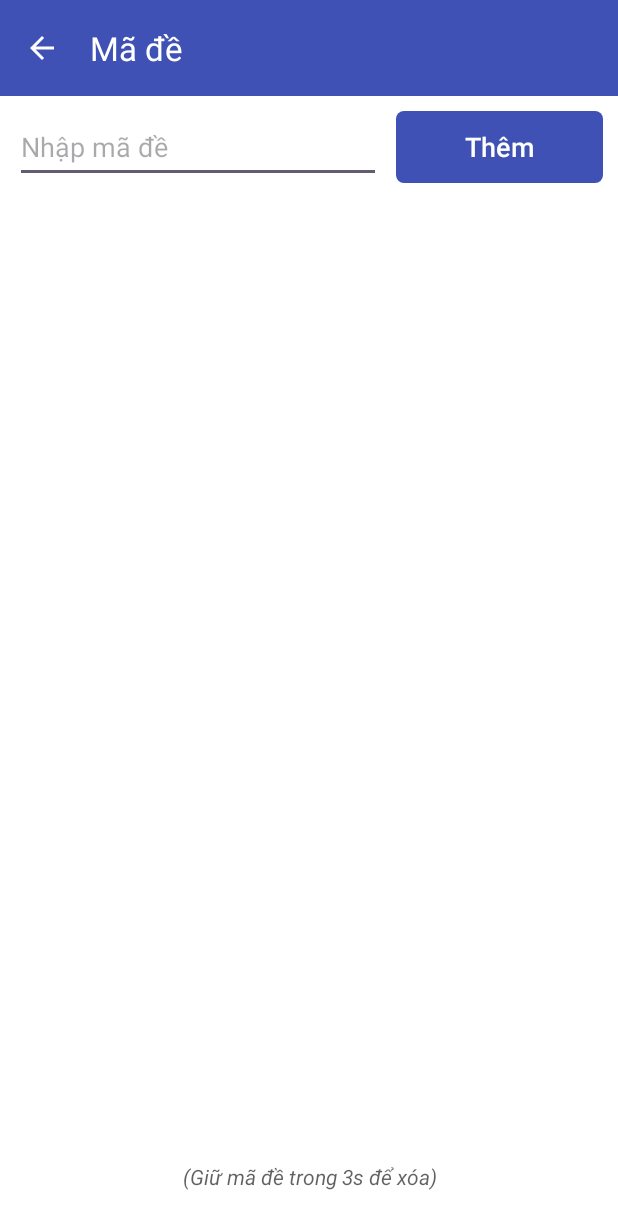
After one commit to hinh2003/OMR_1, an Android app: the ListExamCode screen opened directly, with no data from a screen before it, on a phone screen of 412 x 824 dp. The commit adds this screen. Shown: the top 1229 px of the screen. Run offline under Robolectric (Android 15) with nearby library versions, the phone set to English and light mode, and no system bars.

Commit message:
Update-camera-List

```diff
--- a/app/src/main/AndroidManifest.xml
+++ b/app/src/main/AndroidManifest.xml
@@ -14,6 +14,9 @@
         android:supportsRtl="true"
         android:theme="@style/Theme.Nckh8"
         tools:targetApi="31">
+        <activity
+            android:name=".ListExamCode"
+            android:exported="false" />
         <activity
             android:name=".ListStudentAnswers"
             android:exported="false" />
--- /dev/null
+++ b/app/src/main/java/com/example/nckh8/AdapterExamCode.java
@@ -0,0 +1,38 @@
+package com.example.nckh8;
+
+import android.content.Context;
+import android.view.LayoutInflater;
+import android.view.View;
+import android.view.ViewGroup;
+import android.widget.ArrayAdapter;
+import android.widget.TextView;
+
+import androidx.annotation.NonNull;
+import androidx.annotation.Nullable;
+
+import java.util.ArrayList;
+
+public class AdapterExamCode extends ArrayAdapter<ExamCode> {
+
+    public AdapterExamCode(Context context, ArrayList<ExamCode> examCodeArrayList) {
+        super(context, R.layout.item_exam_code, examCodeArrayList);
+    }
+
+    @NonNull
+    @Override
+    public View getView(int position, @Nullable View convertView, @NonNull ViewGroup parent) {
+
+        ExamCode examCode = getItem(position);
+
+        if (convertView == null) {
+            convertView = LayoutInflater.from(getContext()).inflate(R.layout.item_exam_code, parent, false);
+        }
+
+        TextView code = convertView.findViewById(R.id.code);
+        if (examCode != null) {
+            code.setText("Mã đề " + examCode.code);
+        }
+
+        return convertView;
+    }
+}
--- /dev/null
+++ b/app/src/main/java/com/example/nckh8/ListExamCode.java
@@ -0,0 +1,124 @@
+package com.example.nckh8;
+
+import android.content.Intent;
+import android.os.Bundle;
+import android.view.MenuItem;
+import android.view.View;
+import android.widget.AdapterView;
+import android.widget.ArrayAdapter;
+import android.widget.Button;
+import android.widget.EditText;
+import android.widget.ListView;
+import android.widget.Toast;
+
+import androidx.annotation.NonNull;
+import androidx.appcompat.app.AppCompatActivity;
+import androidx.appcompat.widget.Toolbar;
+
+import java.util.ArrayList;
+import java.util.Objects;
+
+public class ListExamCode extends AppCompatActivity {
+
+    EditText edtAddCode;
+    Button btnAddCode;
+    ListView lvExamCode;
+    Toolbar tb_back_main;
+    ArrayList<String> answers;
+
+    // Tạo bộ nhớ các mã đề
+    public static ArrayList<ExamCode> examCodeArrayList = new ArrayList<>();
+
+    @Override
+    protected void onCreate(Bundle savedInstanceState) {
+        super.onCreate(savedInstanceState);
+        setContentView(R.layout.activity_list_exam_code);
+
+        edtAddCode = findViewById(R.id.edt_add_code);
+        btnAddCode = findViewById(R.id.btn_add_code);
+        lvExamCode = findViewById(R.id.lv_exam_code);
+        tb_back_main = findViewById(R.id.tb_back_main);
+
+        Intent intent = getIntent();
+        String number = intent.getStringExtra("number");
+
+        answers = new ArrayList<>();
+
+        // Làm sạch bộ nhớ mỗi lần nhập số câu mới
+        examCodeArrayList.clear();
+
+        ArrayAdapter listAdapter = new AdapterExamCode(ListExamCode.this, examCodeArrayList);
+        lvExamCode.setAdapter(listAdapter);
+
+        // Thêm mã đề
+        btnAddCode.setOnClickListener(new View.OnClickListener() {
+            @Override
+            public void onClick(View v) {
+                if (edtAddCode.getText().toString().isEmpty()) {
+                    Toast.makeText(ListExamCode.this, "Chưa nhập mã đề", Toast.LENGTH_SHORT).show();
+                } else {
+                    boolean check = true;
+                    String code = edtAddCode.getText().toString();
+
+                    // Kiểm mã đề trùng
+                    for (int i = 0; i < examCodeArrayList.size(); i++) {
+                        if (code.equals(examCodeArrayList.get(i).getCode())) {
+                            Toast.makeText(ListExamCode.this, "Mã đề đã tồn tại", Toast.LENGTH_SHORT).show();
+                            check = false;
+                            break;
+                        }
+                    }
+
+                    if (check) {
+                        ExamCode examCode = new ExamCode(code, answers);
+                        examCodeArrayList.add(examCode);
+                        listAdapter.notifyDataSetChanged();
+                        edtAddCode.setText("");
+                    }
+                }
+            }
+        });
+
+        // Xóa mã đề
+        lvExamCode.setOnItemLongClickListener(new AdapterView.OnItemLongClickListener() {
+            @Override
+            public boolean onItemLongClick(AdapterView<?> parent, View view, int position, long id) {
+                Toast.makeText(ListExamCode.this, "Đã xóa mã đề " + examCodeArrayList.get(position).getCode(), Toast.LENGTH_SHORT).show();
+                examCodeArrayList.remove(position);
+                listAdapter.notifyDataSetChanged();
+
+                return false;
+            }
+        });
+
+        // Chọn mã đề để xử lý
+        lvExamCode.setOnItemClickListener(new AdapterView.OnItemClickListener() {
+            @Override
+            public void onItemClick(AdapterView<?> parent, View view, int position, long id) {
+                Intent intent = new Intent(ListExamCode.this, ListCorrectAnswers.class);
+
+                ExamCode selectedExamCode = examCodeArrayList.get(position);
+                intent.putExtra("index", position);
+                intent.putExtra("code", selectedExamCode.code);
+                intent.putExtra("answers", selectedExamCode.answers);
+                intent.putExtra("number", number);
+                startActivity(intent);
+            }
+        });
+
+        // setup toolbar back
+        setSupportActionBar(tb_back_main);
+        Objects.requireNonNull(getSupportActionBar()).setDisplayHomeAsUpEnabled(true);
+
+    }
+
+    // Khi ấn nút back sẽ quay lại màn hình trước
+    @Override
+    public boolean onOptionsItemSelected(@NonNull MenuItem item) {
+        if (item.getItemId() == android.R.id.home) {
+            finish();
+        }
+
+        return super.onOptionsItemSelected(item);
+    }
+}
--- a/app/src/main/java/com/example/nckh8/OMR2.java
+++ b/app/src/main/java/com/example/nckh8/OMR2.java
@@ -1,6 +1,5 @@
 package com.example.nckh8;
 
-import org.opencv.core.Core;
 import org.opencv.core.Mat;
 import org.opencv.core.MatOfPoint;
 import org.opencv.core.MatOfPoint2f;
--- /dev/null
+++ b/app/src/main/res/layout/activity_list_exam_code.xml
@@ -0,0 +1,73 @@
+<?xml version="1.0" encoding="utf-8"?>
+<RelativeLayout xmlns:android="http://schemas.android.com/apk/res/android"
+    xmlns:app="http://schemas.android.com/apk/res-auto"
+    xmlns:tools="http://schemas.android.com/tools"
+    android:layout_width="match_parent"
+    android:layout_height="match_parent"
+    android:orientation="vertical"
+    android:background="@color/white"
+    tools:context=".ListExamCode">
+
+    <androidx.appcompat.widget.Toolbar
+        android:id="@+id/tb_back_main"
+        android:layout_width="match_parent"
+        android:layout_height="wrap_content"
+        android:layout_centerHorizontal="true"
+        android:background="#3F51B5"
+        app:title="Mã đề"
+        android:theme="@style/ThemeOverlay.AppCompat.Dark.ActionBar"/>
+
+    <LinearLayout
+        android:id="@+id/ll_exam_code"
+        android:layout_width="match_parent"
+        android:layout_height="wrap_content"
+        android:orientation="horizontal"
+        android:layout_below="@+id/tb_back_main"
+        android:layout_margin="10dp">
+
+        <EditText
+            android:id="@+id/edt_add_code"
+            android:layout_width="wrap_content"
+            android:layout_height="match_parent"
+            android:layout_weight="1"
+            android:textColor="@color/black"
+            android:textSize="18sp"
+            android:inputType="number"
+            android:hint="Nhập mã đề"/>
+
+        <Button
+            android:id="@+id/btn_add_code"
+            android:layout_width="0dp"
+            android:layout_height="wrap_content"
+            android:layout_weight="1"
+            android:text="Thêm"
+            android:background="@drawable/button_background"
+            app:backgroundTint="@null"
+            android:textColor="@color/white"
+            android:textSize="18sp"
+            android:layout_marginLeft="10dp"/>
+
+    </LinearLayout>
+
+    <ListView
+        android:id="@+id/lv_exam_code"
+        android:layout_width="match_parent"
+        android:layout_height="wrap_content"
+        android:layout_above="@+id/tv_remind"
+        android:layout_below="@+id/ll_exam_code" />
+
+    <TextView
+        android:id="@+id/tv_remind"
+        android:layout_width="match_parent"
+        android:layout_height="wrap_content"
+        android:layout_alignParentBottom="true"
+        android:layout_marginHorizontal="50dp"
+        android:layout_marginVertical="20dp"
+        android:padding="10dp"
+        android:text="(Giữ mã đề trong 3s để xóa)"
+        android:textAlignment="center"
+        android:textColor="#9F000000"
+        android:textSize="14sp"
+        android:textStyle="italic" />
+
+</RelativeLayout>
--- a/app/src/main/res/layout/item_student_answer.xml
+++ b/app/src/main/res/layout/item_student_answer.xml
@@ -33,4 +33,5 @@
         android:textColor="#3F51B5"
         android:textSize="16sp"
         android:textStyle="bold" />
+
 </LinearLayout>
```
Also changed, not shown: app/src/main/java/com/example/nckh8/AdapterCorrectAnswer.java (+16 -5 lines), app/src/main/java/com/example/nckh8/CameraActivity.java (+15 -17 lines), app/src/main/java/com/example/nckh8/ExamCode.java (added, +29 -0 lines), app/src/main/java/com/example/nckh8/ListCorrectAnswers.java (+36 -21 lines), app/src/main/java/com/example/nckh8/ListStudentAnswers.java (+5 -7 lines), app/src/main/java/com/example/nckh8/MainActivity.java (+3 -4 lines), app/src/main/res/layout/activity_list_correct_answers.xml (+8 -6 lines), app/src/main/res/layout/item_exam_code.xml (added, +19 -0 lines), 58 other files.
